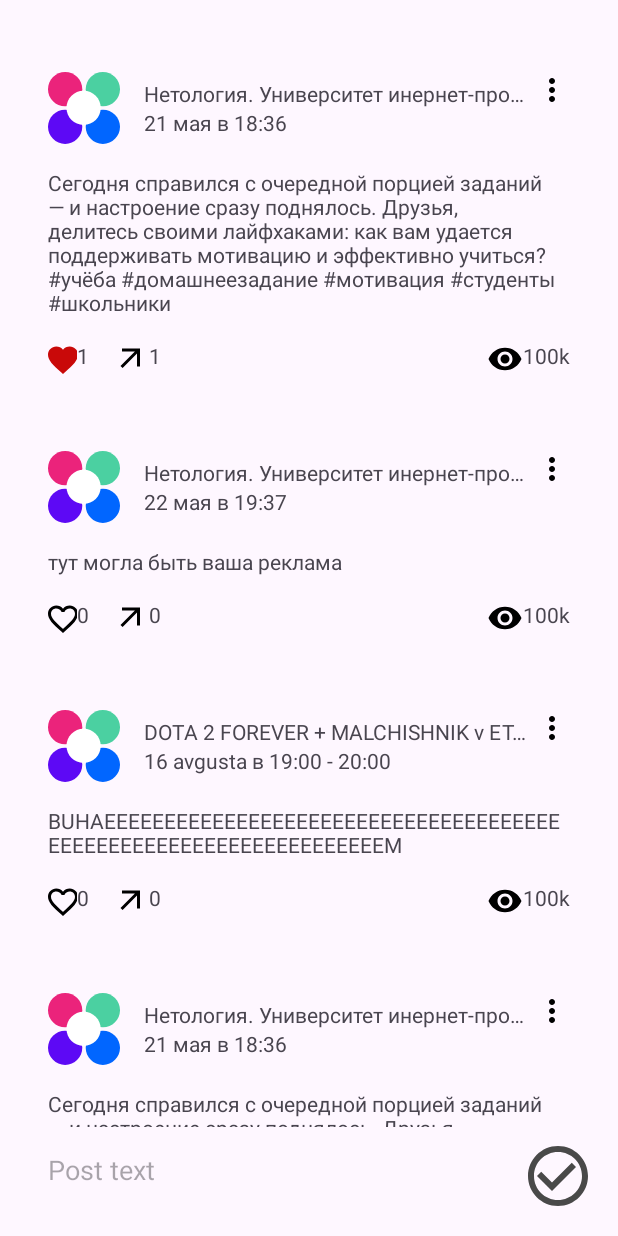
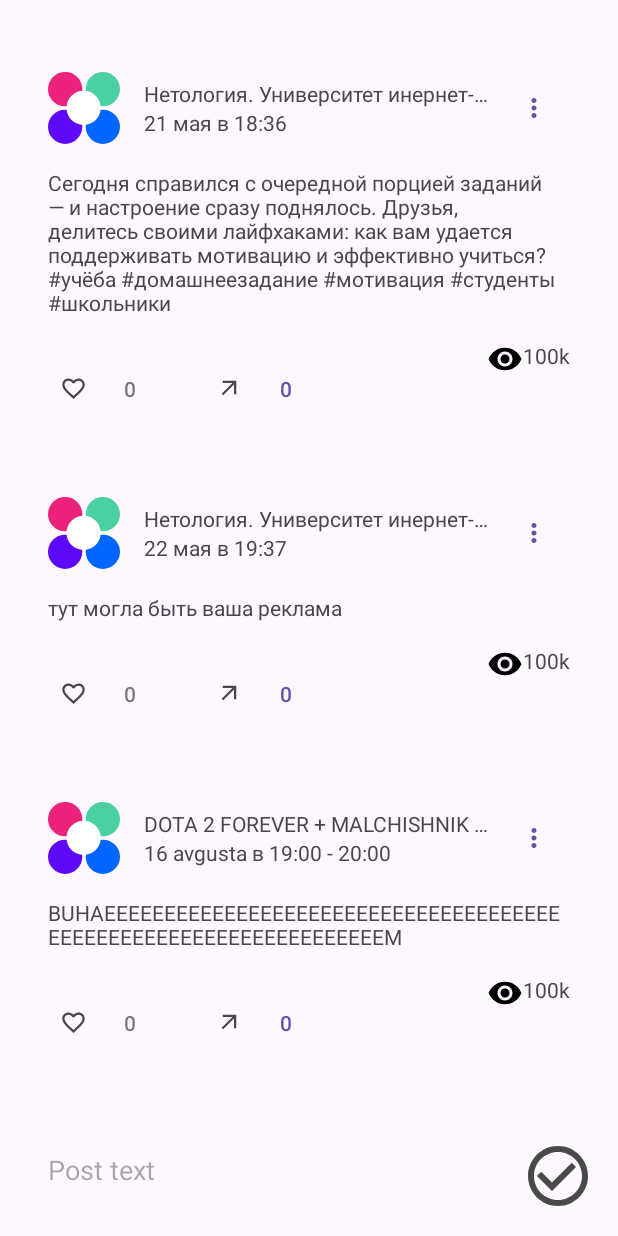
Before and after one commit to KhaustovTF/AndroidRep, an Android app: the screen it shows after launch (MainActivity), after a tap on an icon or button, on a phone screen of 412 x 824 dp. Run offline under Robolectric (Android 15) with nearby library versions, the phone set to English and light mode, and no system bars; 3 other taps on this screen came first.

Commit message:
why the repost buttn text is porple?

```diff
--- a/app/src/main/java/ru/netology/myapp/adapter/PostAdapter.kt
+++ b/app/src/main/java/ru/netology/myapp/adapter/PostAdapter.kt
@@ -55,20 +55,19 @@ class PostViewHolder(
         authorNameText.text = post.author
         postsContent.text = post.content
         publishedTimeText.text = post.published
-        likeButtonCount.text = SingleCountFix.counteFixer(post.likesCount)
-        repostButtonCount.text = SingleCountFix.counteFixer(post.repostCount)
 
 //            like button codee
+        likeButton.apply {
+            isChecked = post.likesByMe
+            text = post.likesCount.toString()
+            text = SingleCountFix.counteFixer(post.likesCount)
+        }
+        repostButton.apply {
+            text = post.repostCount.toString()
+            text = SingleCountFix.counteFixer(post.repostCount)
+        }
 
-        likeButton.setImageResource(
-            if (post.likesByMe) {
-                R.drawable.baseline_favorite_24
 
-            } else {
-                R.drawable.baseline_favorite_border_24
-
-            }
-        )
         likeButton.setOnClickListener {
             onInteractorListener.onLike(post)
         }
--- /dev/null
+++ b/app/src/main/res/color/color_like.xml
@@ -0,0 +1,5 @@
+<?xml version="1.0" encoding="utf-8"?>
+<selector xmlns:android="http://schemas.android.com/apk/res/android">
+    <item android:color="@color/red" android:state_checked="true"/>
+    <item android:color="?attr/colorControlNormal"/>
+</selector>
--- /dev/null
+++ b/app/src/main/res/drawable/ic_like.xml
@@ -0,0 +1,7 @@
+<?xml version="1.0" encoding="utf-8"?>
+<selector xmlns:android="http://schemas.android.com/apk/res/android">
+    <item
+        android:drawable="@drawable/ic_liked_24" android:state_checked="true"/>
+    <item
+        android:drawable="@drawable/ic_unliked_24"/>
+</selector>
--- a/app/src/main/res/layout/card_post.xml
+++ b/app/src/main/res/layout/card_post.xml
@@ -50,14 +50,15 @@
         android:text="21 мая в 18:36"
         />
 
-    <ImageButton
+    <com.google.android.material.button.MaterialButton
         android:id="@+id/more_vert_button"
+        style="@style/Widget.Material3.Button.IconButton"
         android:layout_width="wrap_content"
         android:layout_height="wrap_content"
         android:background="@android:color/transparent"
         app:layout_constraintTop_toTopOf="parent"
         app:layout_constraintEnd_toEndOf="parent"
-        android:src="@drawable/baseline_more_vert_24"/>
+        app:icon="@drawable/baseline_more_vert_24"/>
 
     <androidx.constraintlayout.widget.Barrier
         android:id="@+id/avatar_barrier"
@@ -86,48 +87,35 @@
         app:barrierDirection="bottom"
         app:constraint_referenced_ids="posts_content"/>
 
-    <ImageButton
+
+    <com.google.android.material.button.MaterialButton
         android:id="@+id/like_button"
-        android:layout_width="19dp"
-        android:layout_height="25dp"
-        android:layout_marginTop="@dimen/common_spacing"
+        style="@style/Style.LikeButton"
+        android:layout_width="wrap_content"
+        android:layout_height="wrap_content"
+        android:layout_marginTop="24dp"
         android:background="@android:color/transparent"
+        android:checkable="true"
+        android:contentDescription="@string/like"
+        android:text="1"
+        app:icon="@drawable/ic_like"
         app:layout_constraintStart_toStartOf="parent"
         app:layout_constraintTop_toBottomOf="@+id/posts_content"
-        app:srcCompat="@drawable/baseline_favorite_border_24" />
+        app:srcCompat="@drawable/ic_unliked_24" />
 
-    <TextView
-        android:id="@+id/like_button_count"
-        android:layout_width="wrap_content"
-        android:layout_height="wrap_content"
-
-        app:layout_constraintStart_toEndOf="@+id/like_button"
-        app:layout_constraintEnd_toStartOf="@+id/repost_button"
-        app:layout_constraintTop_toBottomOf="@+id/posts_content"
-        android:layout_marginTop="@dimen/common_spacing"
-        android:text="50k"
-        />
-
-    <ImageButton
+    <com.google.android.material.button.MaterialButton
         android:id="@+id/repost_button"
+        style="@style/Style.LikeButton"
         android:layout_width="wrap_content"
         android:layout_height="wrap_content"
         android:layout_marginStart="@dimen/common_spacing"
-        android:layout_marginTop="@dimen/common_spacing"
+        android:layout_marginTop="@dimen/top_spacing"
+        android:text="1"
         android:background="@android:color/transparent"
-        app:layout_constraintStart_toEndOf="@+id/like_button_count"
+        app:layout_constraintStart_toEndOf="@+id/like_button"
         app:layout_constraintTop_toBottomOf="@+id/posts_content"
-        app:srcCompat="@drawable/outline_arrow_outward_24" />
+        app:icon="@drawable/outline_arrow_outward_24" />
 
-    <TextView
-        android:id="@+id/repost_button_count"
-        android:layout_width="wrap_content"
-        android:layout_height="wrap_content"
-        app:layout_constraintStart_toEndOf="@+id/repost_button"
-        app:layout_constraintTop_toBottomOf="@+id/posts_content"
-        android:layout_marginTop="@dimen/common_spacing"
-        android:text="5k"
-        />
 
     <ImageView
         android:id="@+id/views_icon"
--- /dev/null
+++ b/app/src/main/res/values-night/strings.xml
@@ -0,0 +1,4 @@
+<?xml version="1.0" encoding="utf-8"?>
+<resources>
+    <string name="like">Like</string>
+</resources>
--- a/app/src/main/res/values/colors.xml
+++ b/app/src/main/res/values/colors.xml
@@ -2,4 +2,5 @@
 <resources>
     <color name="black">#FF000000</color>
     <color name="white">#FFFFFFFF</color>
+    <color name="red">#FF0000</color>
 </resources>
--- a/app/src/main/res/values/dimens.xml
+++ b/app/src/main/res/values/dimens.xml
@@ -1,5 +1,6 @@
 <?xml version="1.0" encoding="utf-8"?>
 <resources>
     <dimen name="common_spacing">16dp</dimen>
+    <dimen name="top_spacing">24dp</dimen>
     <dimen name="posts_avatar_size">48dp</dimen>
 </resources>
--- a/app/src/main/res/values/strings.xml
+++ b/app/src/main/res/values/strings.xml
@@ -7,6 +7,7 @@
     <string name="post_text">Post text</string>
     <string name="edit_text">Edit message</string>
     <string name="edit_text_not_main">Text</string>
+    <string name="like">Like</string>
 
 
 </resources>
--- /dev/null
+++ b/app/src/main/res/values/styles.xml
@@ -0,0 +1,10 @@
+<?xml version="1.0" encoding="utf-8"?>
+<resources>
+    <style name="Style.LikeCheckBox" parent="Widget.MaterialComponents.CompoundButton.CheckBox">
+        <item name="buttonTint">@color/color_like</item>
+    </style>
+
+    <style name="Style.LikeButton" parent="Widget.MaterialComponents.Button.TextButton.Icon">
+        <item name="iconTint">@color/color_like</item>
+    </style>
+</resources>
```
Also changed, not shown: app/src/main/res/drawable/ic_liked_24.xml (renamed from app/src/main/res/drawable/baseline_favorite_24.xml), app/src/main/res/drawable/ic_unliked_24.xml (renamed from app/src/main/res/drawable/baseline_favorite_border_24.xml), 1 other file.
